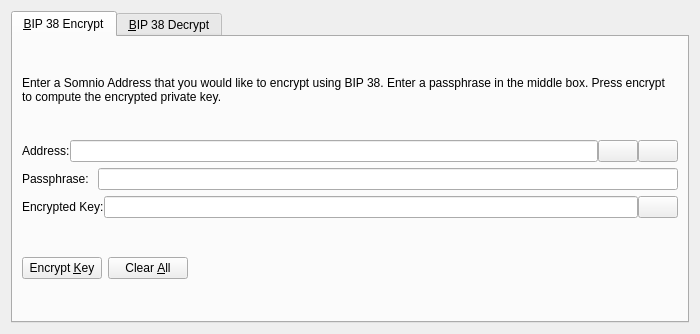
Old version of the form src/qt/forms/bip38tooldialog.ui in the repository MCLXI/TSC.
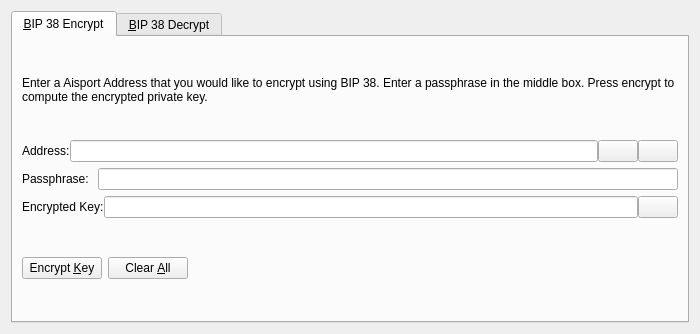
New version of the form. The open tabs and pages were chosen to show the change. Icons and pictures are not drawn. Custom widgets are drawn as their Qt base class.

The edit to the form file:
```diff
--- a/src/qt/forms/bip38tooldialog.ui
+++ b/src/qt/forms/bip38tooldialog.ui
@@ -30,7 +30,7 @@
        <item>
         <widget class="QLabel" name="infoLabel_ENC">
          <property name="text">
-          <string>Enter a Somnio Address that you would like to encrypt using BIP 38. Enter a passphrase in the middle box. Press encrypt to compute the encrypted private key.</string>
+          <string>Enter a Aisport Address that you would like to encrypt using BIP 38. Enter a passphrase in the middle box. Press encrypt to compute the encrypted private key.</string>
          </property>
          <property name="textFormat">
           <enum>Qt::PlainText</enum>
```
Left out of the diff: 24 changed lines with no effect on the pictures.
